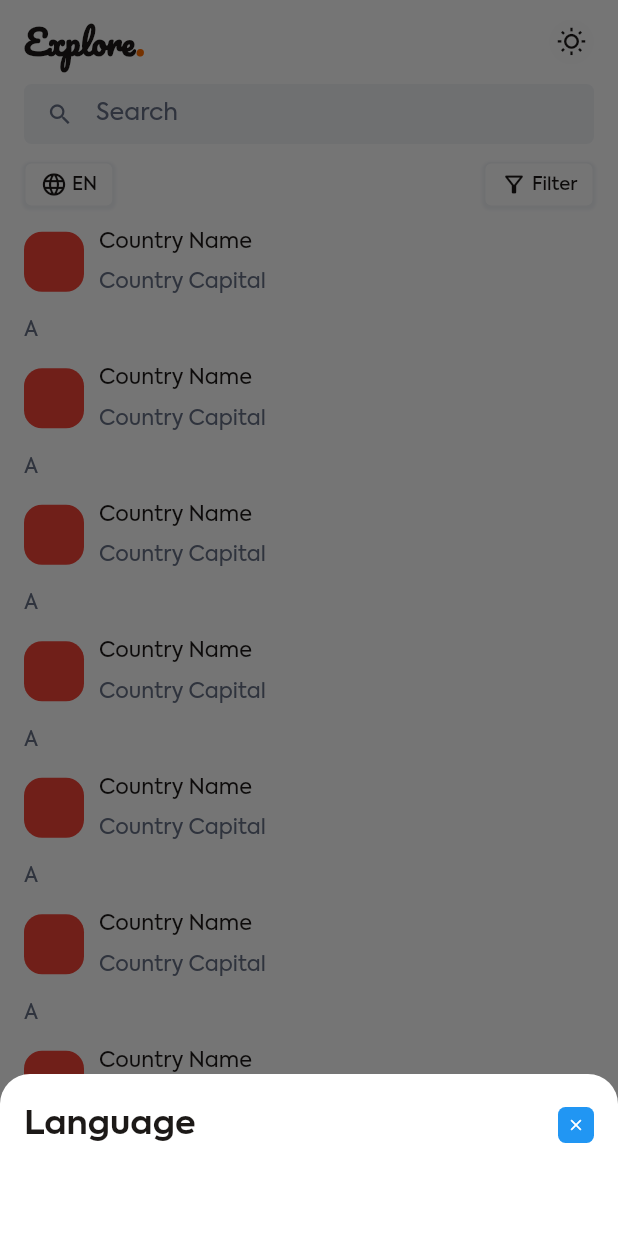
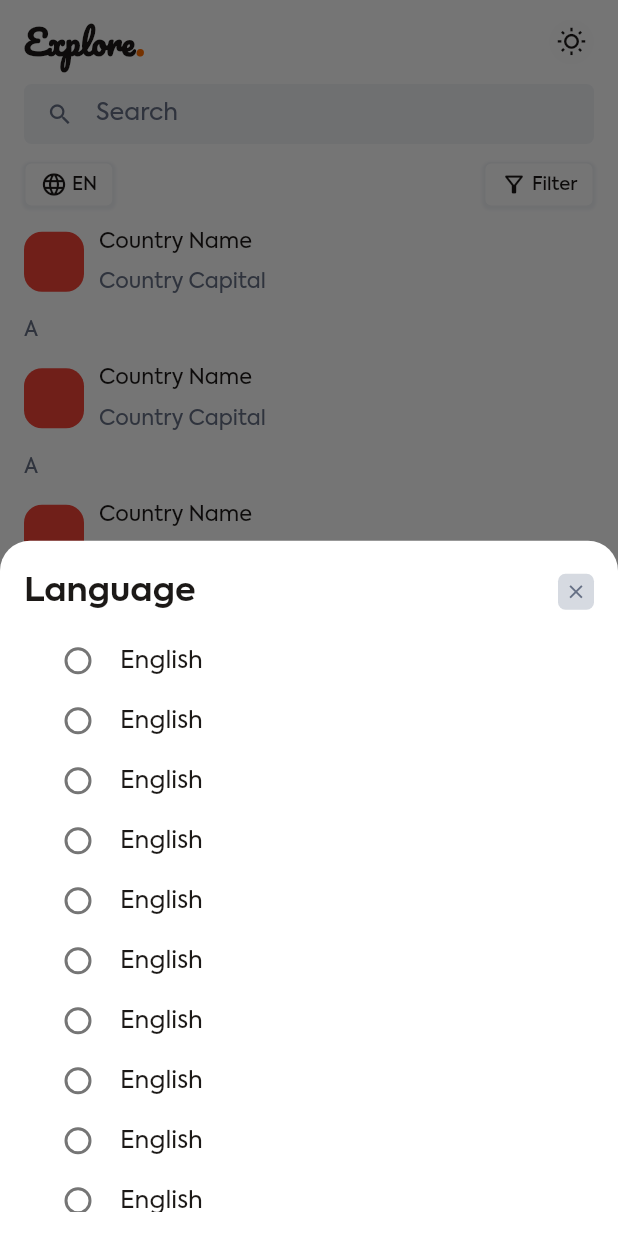
Before and after one commit to davidaodejobi/countries-explore, a Flutter app: the screen it shows after launch, scrolled down 576 dp, after a tap on "EN", on a phone screen of 412 x 824 dp. Run offline on Flutter 3.47's test engine with Material 2 defaults, Android fonts, the phone set to English and light mode, and no system bars; our stand-ins replace smooth_page_indicator.

Commit message:
modal sheet checkpoint...

```diff
--- a/lib/modules/details/details.dart
+++ b/lib/modules/details/details.dart
@@ -12,7 +12,13 @@ class Details extends StatelessWidget {
   Widget build(BuildContext context) {
     return Scaffold(
       appBar: AppBar(
-        title: const Text('Details'),
+        title: Text(
+          'Details',
+          style: Theme.of(context).textTheme.headline4!.copyWith(
+                fontWeight: FontWeight.bold,
+                fontSize: 20,
+              ),
+        ),
       ),
       body: ListView(
         children: [
--- a/lib/modules/details/widgets/details_text.dart
+++ b/lib/modules/details/widgets/details_text.dart
@@ -22,7 +22,7 @@ class DetailsText extends StatelessWidget {
           TextSpan(
             text: value,
             style: Theme.of(context).textTheme.headline6!.copyWith(
-                  fontWeight: FontWeight.w300,
+                  fontWeight: FontWeight.w200,
                 ),
           ),
         ],
--- a/lib/modules/home/home.dart
+++ b/lib/modules/home/home.dart
@@ -101,6 +101,23 @@ class Home extends StatelessWidget {
                             Theme.of(context).scaffoldBackgroundColor,
                         context: context,
                         builder: (context) {
+                          var languages = [
+                            'English',
+                            'French',
+                            'Spanish',
+                            'German',
+                            'Italian',
+                            'Portuguese',
+                            'Russian',
+                            'Chinese',
+                            'Japanese',
+                            'Korean',
+                            'Arabic',
+                            'Hindi',
+                            'Turkish',
+                            'Dutch',
+                            'Polish',
+                          ];
                           return Column(
                             mainAxisSize: MainAxisSize.min,
                             children: <Widget>[
@@ -117,41 +134,37 @@ class Home extends StatelessWidget {
                                           fontWeight: FontWeight.w700,
                                         ),
                                   ),
-                                  Container(
-                                    height: 24,
-                                    width: 24,
-                                    decoration: BoxDecoration(
-                                      color: Theme.of(context).primaryColor,
-                                      borderRadius: BorderRadius.circular(5),
-                                    ),
-                                    child: const Icon(
-                                      Icons.close,
-                                      color: Colors.white,
-                                      size: 12,
-                                    ),
-                                  )
+                                  const ModalCloseButton()
                                 ],
                               ),
-                              const YMargin(20),
-                              // Row(
-                              //   mainAxisAlignment:
-                              //       MainAxisAlignment.spaceEvenly,
-                              //   children: [
-                              //     LanguageButton(
-                              //       language: 'English',
-                              //       onTap: () {},
-                              //     ),
-                              //     LanguageButton(
-                              //       language: 'French',
-                              //       onTap: () {},
-                              //     ),
-                              //     LanguageButton(
-                              //       language: 'Spanish',
-                              //       onTap: () {},
-                              //     ),
-                              //   ],
-                              // ),
-                              const YMargin(20),
+                              const YMargin(8.0),
+                              Expanded(
+                                child: ListView(
+                                  children: [
+                                    for (var language in languages)
+                                      RadioListTile(
+                                        visualDensity: const VisualDensity(
+                                          horizontal:
+                                              VisualDensity.minimumDensity,
+                                          vertical:
+                                              VisualDensity.minimumDensity,
+                                        ),
+                                        value: language,
+                                        groupValue: languages,
+                                        onChanged: (value) {},
+                                        title: Text(
+                                          'English',
+                                          style: Theme.of(context)
+                                              .textTheme
+                                              .headline6!
+                                              .copyWith(
+                                                fontWeight: FontWeight.w400,
+                                              ),
+                                        ),
+                                      ),
+                                  ],
+                                ),
+                              ),
                             ],
                           ).paddingAll(
                             padding: 16.0,
--- /dev/null
+++ b/lib/modules/home/widgets/modal_close_button.dart
@@ -0,0 +1,38 @@
+import 'package:flutter/material.dart';
+import 'package:provider/provider.dart';
+
+import '../../../constant/constant.dart';
+import '../../../core/core.dart';
+
+class ModalCloseButton extends StatelessWidget {
+  const ModalCloseButton({
+    Key? key,
+  }) : super(key: key);
+
+  @override
+  Widget build(BuildContext context) {
+    return Consumer(builder: (context, AppTheme value, child) {
+      return InkWell(
+        onTap: () {
+          Navigator.pop(context);
+        },
+        borderRadius: BorderRadius.circular(5),
+        child: Container(
+          height: 24,
+          width: 24,
+          decoration: BoxDecoration(
+            color: value.isDarkTheme
+                ? AppColor.darkPlanetBgColor
+                : AppColor.darkPlanetBgColor.withOpacity(0.4),
+            borderRadius: BorderRadius.circular(5),
+          ),
+          child: const Icon(
+            Icons.close,
+            color: AppColor.darkGreyColor,
+            size: 15,
+          ),
+        ),
+      );
+    });
+  }
+}
--- a/lib/modules/home/widgets/widgets.dart
+++ b/lib/modules/home/widgets/widgets.dart
@@ -1,4 +1,5 @@
 export 'custom_appbar.dart';
 export 'language_selector.dart';
 export 'list_of_countries.dart';
+export 'modal_close_button.dart';
 export 'option_button.dart';
```
